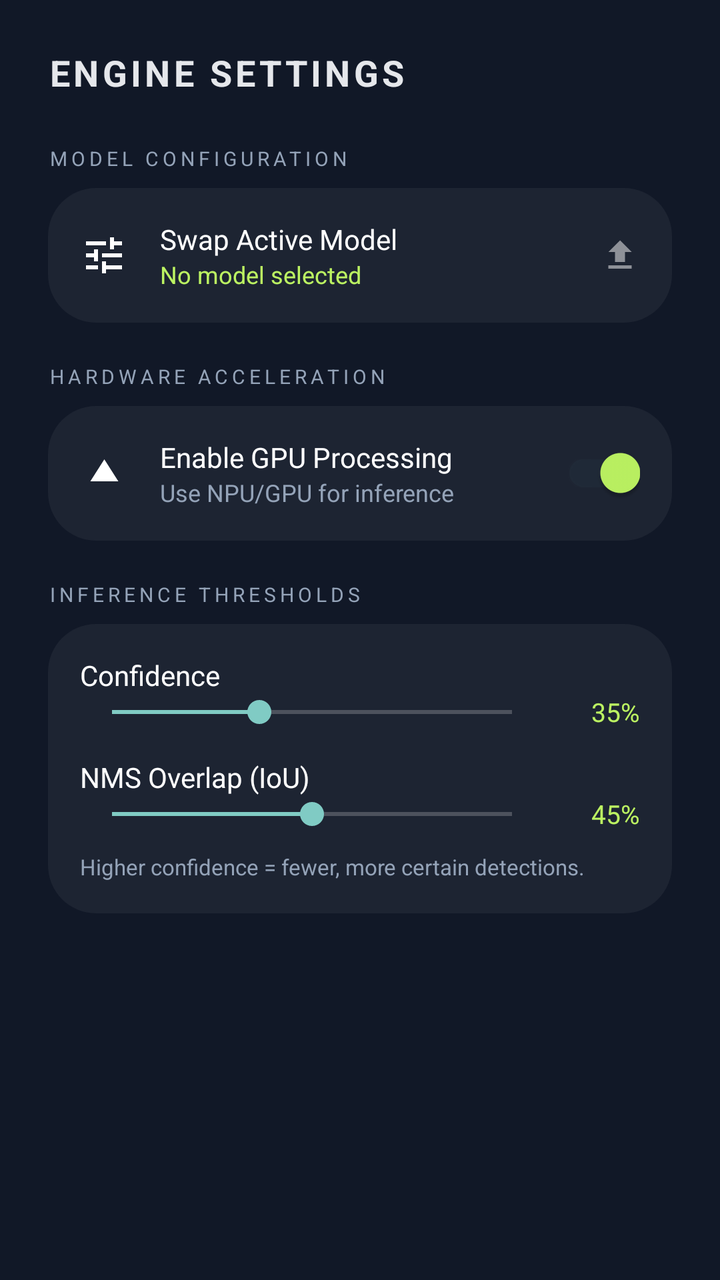
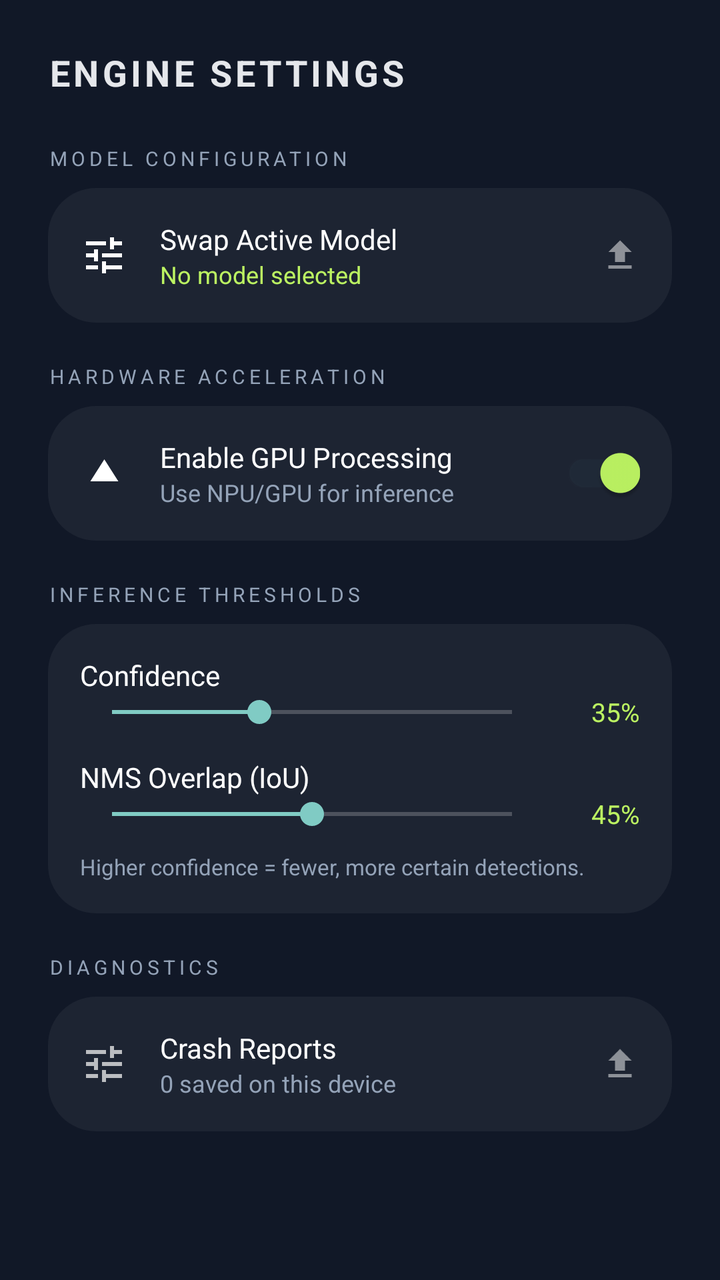

Compare the two renders of this Android layout. The source of the first and the diff that turns it into the second are given below.
<!-- AndroidManifest.xml: application theme Theme.AIMeshVision -->
<!-- res/layout/bottom_sheet_settings.xml -->
<?xml version="1.0" encoding="utf-8"?>
<LinearLayout xmlns:android="http://schemas.android.com/apk/res/android"
    android:layout_width="match_parent"
    android:layout_height="wrap_content"
    android:background="#111827"
    android:orientation="vertical"
    android:padding="24dp">

    <TextView
        android:layout_width="wrap_content"
        android:layout_height="wrap_content"
        android:text="ENGINE SETTINGS"
        android:textColor="#E5E7EB"
        android:textSize="18sp"
        android:textStyle="bold"
        android:letterSpacing="0.1"
        android:layout_marginBottom="24dp"/>

    
    <TextView
        android:layout_width="wrap_content"
        android:layout_height="wrap_content"
        android:text="MODEL CONFIGURATION"
        android:textColor="#94A3B8"
        android:textSize="10sp"
        android:textAllCaps="true"
        android:letterSpacing="0.2"
        android:layout_marginBottom="8dp"/>

    <LinearLayout
        android:id="@+id/panelSelectModel"
        android:layout_width="match_parent"
        android:layout_height="wrap_content"
        android:background="@drawable/bg_glass_btn"
        android:clickable="true"
        android:focusable="true"
        android:gravity="center_vertical"
        android:orientation="horizontal"
        android:padding="16dp"
        android:layout_marginBottom="20dp">

        <ImageView
            android:layout_width="24dp"
            android:layout_height="24dp"
            android:src="@drawable/ic_tune"
            android:layout_marginEnd="16dp"/>

        <LinearLayout
            android:layout_width="0dp"
            android:layout_height="wrap_content"
            android:layout_weight="1"
            android:orientation="vertical">
            <TextView
                android:layout_width="wrap_content"
                android:layout_height="wrap_content"
                android:text="Swap Active Model"
                android:textColor="#FFFFFF"
                android:textSize="14sp"/>
            <TextView
                android:id="@+id/tvCurrentModelName"
                android:layout_width="wrap_content"
                android:layout_height="wrap_content"
                android:text="No model selected"
                android:textColor="#BCF362"
                android:textSize="12sp"/>
        </LinearLayout>
        
        <ImageView
            android:layout_width="20dp"
            android:layout_height="20dp"
            android:src="@drawable/ic_upload"
            android:alpha="0.5"/>
    </LinearLayout>

    
    <TextView
        android:layout_width="wrap_content"
        android:layout_height="wrap_content"
        android:text="HARDWARE ACCELERATION"
        android:textColor="#94A3B8"
        android:textSize="10sp"
        android:textAllCaps="true"
        android:letterSpacing="0.2"
        android:layout_marginBottom="8dp"/>

    <LinearLayout
        android:layout_width="match_parent"
        android:layout_height="wrap_content"
        android:background="@drawable/bg_glass_btn"
        android:gravity="center_vertical"
        android:orientation="horizontal"
        android:padding="16dp">

        <ImageView
            android:layout_width="24dp"
            android:layout_height="24dp"
            android:src="@drawable/ic_play_arrow"
            android:layout_marginEnd="16dp"
            android:rotation="-90"/>

        <LinearLayout
            android:layout_width="0dp"
            android:layout_height="wrap_content"
            android:layout_weight="1"
            android:orientation="vertical">
            <TextView
                android:layout_width="wrap_content"
                android:layout_height="wrap_content"
                android:text="Enable GPU Processing"
                android:textColor="#FFFFFF"
                android:textSize="14sp"/>
            <TextView
                android:layout_width="wrap_content"
                android:layout_height="wrap_content"
                android:text="Use NPU/GPU for inference"
                android:textColor="#94A3B8"
                android:textSize="12sp"/>
        </LinearLayout>

        <androidx.appcompat.widget.SwitchCompat
            android:id="@+id/switchGpu"
            android:layout_width="wrap_content"
            android:layout_height="wrap_content"
            android:checked="true"
            app:thumbTint="#BCF362"
            app:trackTint="#1F2937"
            xmlns:app="http://schemas.android.com/apk/res-auto"/>
    </LinearLayout>

    
    <TextView
        android:layout_width="wrap_content"
        android:layout_height="wrap_content"
        android:text="INFERENCE THRESHOLDS"
        android:textColor="#94A3B8"
        android:textSize="10sp"
        android:textAllCaps="true"
        android:letterSpacing="0.2"
        android:layout_marginTop="20dp"
        android:layout_marginBottom="8dp"/>

    <LinearLayout
        android:layout_width="match_parent"
        android:layout_height="wrap_content"
        android:background="@drawable/bg_glass_btn"
        android:orientation="vertical"
        android:padding="16dp"
        android:layout_marginBottom="20dp">

        <TextView
            android:layout_width="wrap_content"
            android:layout_height="wrap_content"
            android:text="Confidence"
            android:textColor="#FFFFFF"
            android:textSize="14sp"/>

        <LinearLayout
            android:layout_width="match_parent"
            android:layout_height="wrap_content"
            android:gravity="center_vertical"
            android:orientation="horizontal">

            <SeekBar
                android:id="@+id/seekConf"
                android:layout_width="0dp"
                android:layout_height="wrap_content"
                android:layout_weight="1"
                android:max="95"
                android:progress="35"/>

            <TextView
                android:id="@+id/tvConfValue"
                android:layout_width="48dp"
                android:layout_height="wrap_content"
                android:gravity="end"
                android:text="35%"
                android:textColor="#BCF362"
                android:textSize="13sp"/>
        </LinearLayout>

        <TextView
            android:layout_width="wrap_content"
            android:layout_height="wrap_content"
            android:layout_marginTop="14dp"
            android:text="NMS Overlap (IoU)"
            android:textColor="#FFFFFF"
            android:textSize="14sp"/>

        <LinearLayout
            android:layout_width="match_parent"
            android:layout_height="wrap_content"
            android:gravity="center_vertical"
            android:orientation="horizontal">

            <SeekBar
                android:id="@+id/seekIou"
                android:layout_width="0dp"
                android:layout_height="wrap_content"
                android:layout_weight="1"
                android:max="90"
                android:progress="45"/>

            <TextView
                android:id="@+id/tvIouValue"
                android:layout_width="48dp"
                android:layout_height="wrap_content"
                android:gravity="end"
                android:text="45%"
                android:textColor="#BCF362"
                android:textSize="13sp"/>
        </LinearLayout>

        <TextView
            android:layout_width="wrap_content"
            android:layout_height="wrap_content"
            android:layout_marginTop="10dp"
            android:text="Higher confidence = fewer, more certain detections."
            android:textColor="#94A3B8"
            android:textSize="11sp"/>
    </LinearLayout>

</LinearLayout>
<!-- resources referenced by this layout -->
<resources>
  <!-- drawable bg_glass_btn (drawable) -->
  <?xml version="1.0" encoding="utf-8"?>
  <shape xmlns:android="http://schemas.android.com/apk/res/android">
      <solid android:color="#0DFFFFFF" />
      <corners android:radius="24dp" />
  </shape>
  <!-- drawable ic_play_arrow (drawable) -->
  <?xml version="1.0" encoding="utf-8"?>
  <vector xmlns:android="http://schemas.android.com/apk/res/android" android:width="24dp" android:height="24dp" android:viewportWidth="24" android:viewportHeight="24">
      <path android:fillColor="#FFFFFF" android:pathData="M8,5.14V19.14L19,12.14L8,5.14Z"/>
  </vector>
  <!-- drawable ic_tune (drawable) -->
  <?xml version="1.0" encoding="utf-8"?>
  <vector xmlns:android="http://schemas.android.com/apk/res/android" android:width="24dp" android:height="24dp" android:viewportWidth="24" android:viewportHeight="24">
      <path android:fillColor="#FFFFFF" android:pathData="M3,17V19H9V17H3M3,5V7H13V5H3M13,21V19H21V17H13V15H11V21H13M7,9V11H3V13H7V15H9V9H7M21,13V11H11V13H21M15,9H17V7H21V5H17V3H15V9Z"/>
  </vector>
  <!-- drawable ic_upload (drawable) -->
  <?xml version="1.0" encoding="utf-8"?>
  <vector xmlns:android="http://schemas.android.com/apk/res/android" android:width="24dp" android:height="24dp" android:viewportWidth="24" android:viewportHeight="24">
      <path android:fillColor="#FFFFFF" android:pathData="M9,16V10H5L12,3L19,10H15V16H9M5,20V18H19V20H5Z"/>
  </vector>
  <style name="Theme.AIMeshVision" parent="Theme.AppCompat.NoActionBar">
          <item name="android:windowBackground">@android:color/black</item>
          <item name="android:windowFullscreen">true</item>
          <item name="android:windowLayoutInDisplayCutoutMode">shortEdges</item>
          <item name="android:statusBarColor">@android:color/black</item>
          <item name="android:navigationBarColor">@android:color/black</item>
          <item name="android:colorPrimary">@android:color/black</item>
          <item name="android:colorPrimaryDark">@android:color/black</item>
          <item name="android:colorAccent">#00FF00</item>
      </style>
</resources>

<!-- the commit's change to res/layout/bottom_sheet_settings.xml (unified diff, before → after) -->
@@ -219,4 +219,60 @@
             android:textSize="11sp"/>
     </LinearLayout>
 
+    
+    <TextView
+        android:layout_width="wrap_content"
+        android:layout_height="wrap_content"
+        android:text="DIAGNOSTICS"
+        android:textColor="#94A3B8"
+        android:textSize="10sp"
+        android:textAllCaps="true"
+        android:letterSpacing="0.2"
+        android:layout_marginBottom="8dp"/>
+
+    <LinearLayout
+        android:id="@+id/panelCrashLogs"
+        android:layout_width="match_parent"
+        android:layout_height="wrap_content"
+        android:background="@drawable/bg_glass_btn"
+        android:clickable="true"
+        android:focusable="true"
+        android:gravity="center_vertical"
+        android:orientation="horizontal"
+        android:padding="16dp">
+
+        <ImageView
+            android:layout_width="24dp"
+            android:layout_height="24dp"
+            android:src="@drawable/ic_tune"
+            android:layout_marginEnd="16dp"
+            android:alpha="0.7"/>
+
+        <LinearLayout
+            android:layout_width="0dp"
+            android:layout_height="wrap_content"
+            android:layout_weight="1"
+            android:orientation="vertical">
+            <TextView
+                android:layout_width="wrap_content"
+                android:layout_height="wrap_content"
+                android:text="Crash Reports"
+                android:textColor="#FFFFFF"
+                android:textSize="14sp"/>
+            <TextView
+                android:id="@+id/tvCrashCount"
+                android:layout_width="wrap_content"
+                android:layout_height="wrap_content"
+                android:text="0 saved on this device"
+                android:textColor="#94A3B8"
+                android:textSize="12sp"/>
+        </LinearLayout>
+
+        <ImageView
+            android:layout_width="20dp"
+            android:layout_height="20dp"
+            android:src="@drawable/ic_upload"
+            android:alpha="0.5"/>
+    </LinearLayout>
+
 </LinearLayout>
